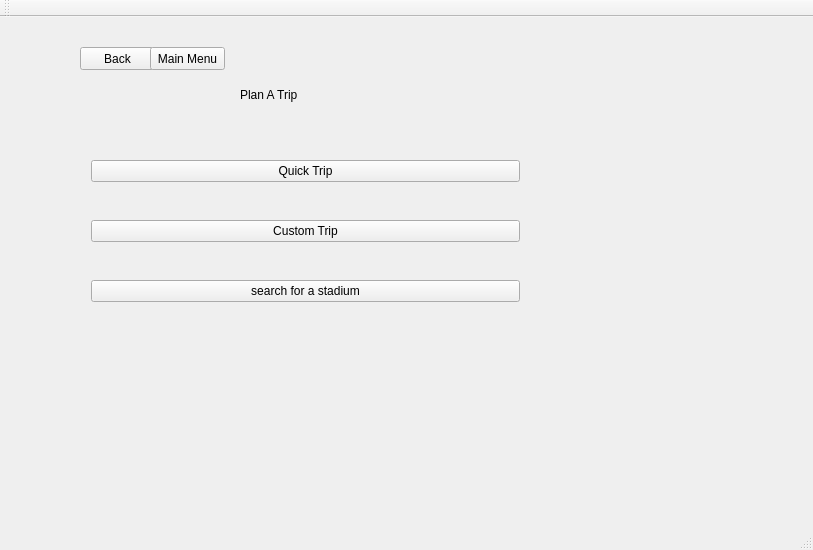
Qt form cs1dproject/mainwindow.ui (AustinVaday/CS1D-Class-Project-2) before a commit.
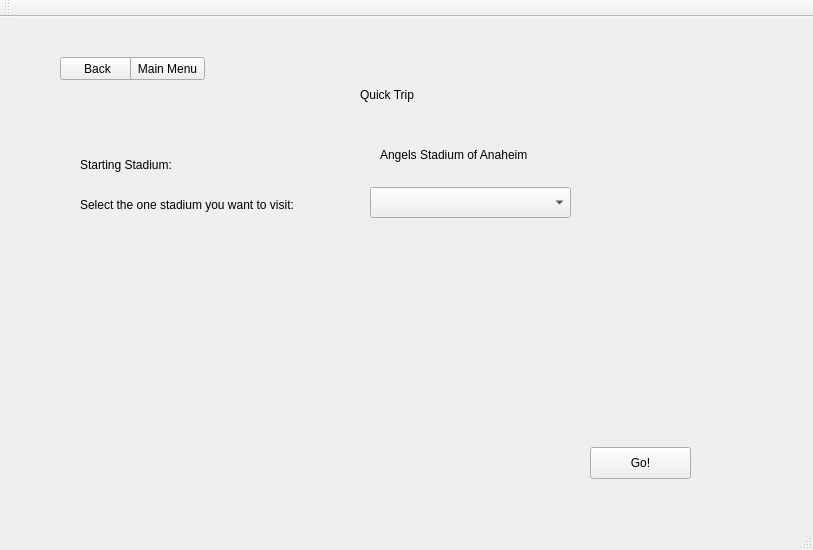
The same form after that commit.

Commit message: Finishing up the quick trip. Re-using a lot of customTrip functionality.

```diff
--- a/cs1dproject/mainwindow.ui
+++ b/cs1dproject/mainwindow.ui
@@ -36,7 +36,7 @@
      </rect>
     </property>
     <property name="currentIndex">
-     <number>1</number>
+     <number>3</number>
     </property>
     <widget class="QWidget" name="page_mainMenu">
      <widget class="QWidget" name="layoutWidget">
@@ -360,6 +360,133 @@
       </widget>
      </widget>
     </widget>
+    <widget class="QWidget" name="page_quickTripMenu">
+     <widget class="QComboBox" name="comboBox_quickTripSelectStadium">
+      <property name="geometry">
+       <rect>
+        <x>320</x>
+        <y>150</y>
+        <width>201</width>
+        <height>31</height>
+       </rect>
+      </property>
+     </widget>
+     <widget class="QLabel" name="label_planATripTitle_3">
+      <property name="geometry">
+       <rect>
+        <x>310</x>
+        <y>50</y>
+        <width>241</width>
+        <height>16</height>
+       </rect>
+      </property>
+      <property name="text">
+       <string>Quick Trip</string>
+      </property>
+     </widget>
+     <widget class="QStackedWidget" name="stackedWidget_4">
+      <property name="geometry">
+       <rect>
+        <x>10</x>
+        <y>30</y>
+        <width>0</width>
+        <height>0</height>
+       </rect>
+      </property>
+      <widget class="QWidget" name="page_18"/>
+      <widget class="QWidget" name="page_19"/>
+     </widget>
+     <widget class="QLabel" name="label_9">
+      <property name="geometry">
+       <rect>
+        <x>30</x>
+        <y>120</y>
+        <width>171</width>
+        <height>16</height>
+       </rect>
+      </property>
+      <property name="text">
+       <string>Starting Stadium: </string>
+      </property>
+     </widget>
+     <widget class="QPushButton" name="pushButton_quickTripGo">
+      <property name="geometry">
+       <rect>
+        <x>540</x>
+        <y>410</y>
+        <width>101</width>
+        <height>32</height>
+       </rect>
+      </property>
+      <property name="text">
+       <string>Go!</string>
+      </property>
+     </widget>
+     <widget class="QPushButton" name="button_quickTripBack">
+      <property name="geometry">
+       <rect>
+        <x>10</x>
+        <y>20</y>
+        <width>75</width>
+        <height>23</height>
+       </rect>
+      </property>
+      <property name="text">
+       <string>Back</string>
+      </property>
+     </widget>
+     <widget class="QLabel" name="label_10">
+      <property name="geometry">
+       <rect>
+        <x>30</x>
+        <y>160</y>
+        <width>301</width>
+        <height>16</height>
+       </rect>
+      </property>
+      <property name="text">
+       <string>Select the one stadium you want to visit:</string>
+      </property>
+     </widget>
+     <widget class="QStackedWidget" name="stackedWidget_5">
+      <property name="geometry">
+       <rect>
+        <x>120</x>
+        <y>60</y>
+        <width>0</width>
+        <height>0</height>
+       </rect>
+      </property>
+      <widget class="QWidget" name="page_20"/>
+      <widget class="QWidget" name="page_21"/>
+     </widget>
+     <widget class="QPushButton" name="button_quickTripMainMenu">
+      <property name="geometry">
+       <rect>
+        <x>80</x>
+        <y>20</y>
+        <width>75</width>
+        <height>23</height>
+       </rect>
+      </property>
+      <property name="text">
+       <string>Main Menu</string>
+      </property>
+     </widget>
+     <widget class="QLabel" name="label_11">
+      <property name="geometry">
+       <rect>
+        <x>330</x>
+        <y>110</y>
+        <width>191</width>
+        <height>16</height>
+       </rect>
+      </property>
+      <property name="text">
+       <string>Angels Stadium of Anaheim</string>
+      </property>
+     </widget>
+    </widget>
     <widget class="QWidget" name="page_customTripMenu">
      <widget class="QStackedWidget" name="stackedWidget_2">
       <property name="geometry">
```
The commit also changes 2 other files.
